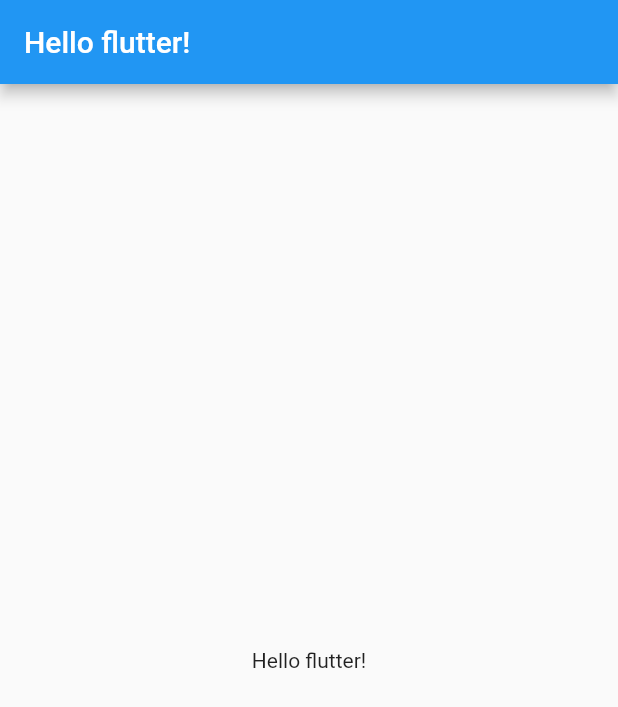
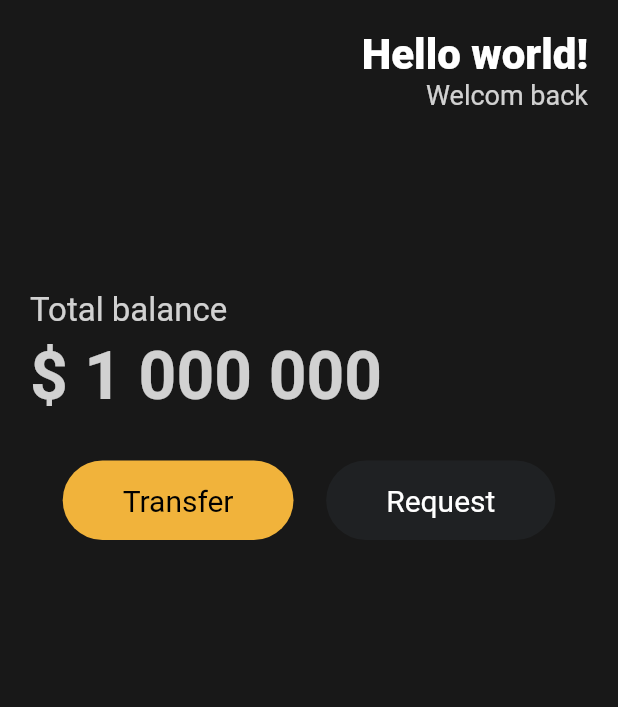
Before and after one commit to lee7198/flutter_tutorial, a Flutter app: the screen it shows after launch, on a phone screen of 412 x 824 dp. Shown: the top 707 px of the screen. Run offline on Flutter 3.47's test engine with Material 2 defaults, Android fonts, the phone set to English and light mode, and no system bars.

Commit message:
Reusable Widgets

```diff
--- a/lib/main.dart
+++ b/lib/main.dart
@@ -1,6 +1,12 @@
 import 'package:flutter/material.dart';
+import 'package:toonflix/widgets/button.dart';
+
+class Player {
+  String name = "lee";
+}
 
 void main() {
+  var lee = Player();
   runApp(App());
 }
 
@@ -9,11 +15,81 @@ class App extends StatelessWidget {
   Widget build(BuildContext context) {
     return MaterialApp(
       home: Scaffold(
-        appBar: AppBar(title: Text("Hello flutter!")),
-        body: Center(
-          child: Text("Hello flutter!"),
-        ),
-      ),
+          backgroundColor: const Color(0xFF181818),
+          body: Padding(
+            padding: const EdgeInsets.symmetric(horizontal: 20),
+            child: Column(
+              crossAxisAlignment: CrossAxisAlignment.start,
+              children: [
+                const SizedBox(
+                  height: 20,
+                ),
+                Row(
+                  mainAxisAlignment: MainAxisAlignment.end,
+                  children: [
+                    Column(
+                      crossAxisAlignment: CrossAxisAlignment.end,
+                      children: [
+                        const Text(
+                          "Hello world!",
+                          style: TextStyle(
+                              color: Colors.white,
+                              fontSize: 28,
+                              fontWeight: FontWeight.w800),
+                        ),
+                        Text(
+                          "Welcom back",
+                          style: TextStyle(
+                            color: Colors.white.withOpacity(0.8),
+                            fontSize: 18,
+                          ),
+                        ),
+                      ],
+                    ),
+                  ],
+                ),
+                const SizedBox(
+                  height: 120,
+                ),
+                Text(
+                  "Total balance",
+                  style: TextStyle(
+                    color: Colors.white.withOpacity(0.8),
+                    fontSize: 22,
+                  ),
+                ),
+                const SizedBox(
+                  height: 5,
+                ),
+                Text(
+                  "\$ 1 000 000",
+                  style: TextStyle(
+                    color: Colors.white.withOpacity(0.8),
+                    fontSize: 44,
+                    fontWeight: FontWeight.bold,
+                  ),
+                ),
+                const SizedBox(
+                  height: 30,
+                ),
+                Row(
+                  mainAxisAlignment: MainAxisAlignment.spaceEvenly,
+                  children: const [
+                    Button(
+                      text: "Transfer",
+                      bgColor: Color(0xfff1b33b),
+                      textColor: Colors.black,
+                    ),
+                    Button(
+                      text: "Request",
+                      bgColor: Color(0xff1f2123),
+                      textColor: Colors.white,
+                    ),
+                  ],
+                )
+              ],
+            ),
+          )),
     );
   }
 }
--- /dev/null
+++ b/lib/widgets/button.dart
@@ -0,0 +1,34 @@
+import 'package:flutter/material.dart';
+
+class Button extends StatelessWidget {
+  final String text;
+  final Color bgColor;
+  final Color textColor;
+
+  const Button(
+      {super.key,
+      required this.text,
+      required this.bgColor,
+      required this.textColor});
+
+  @override
+  Widget build(BuildContext context) {
+    return Container(
+      decoration: BoxDecoration(
+          color: bgColor, borderRadius: BorderRadius.circular(45)),
+      child: Padding(
+        padding: const EdgeInsets.symmetric(
+          vertical: 15,
+          horizontal: 40,
+        ),
+        child: Text(
+          text,
+          style: TextStyle(
+            color: textColor,
+            fontSize: 20,
+          ),
+        ),
+      ),
+    );
+  }
+}
```
